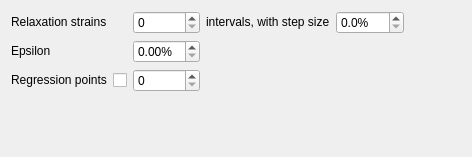
Qt form mech_analyser/experiment/instron_68tm/stepwise/view.ui (ksonter95/InstronAnalyser) before a commit.
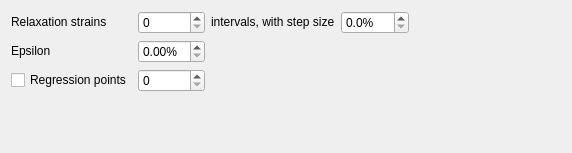
The same form after that commit.

Commit message: - Added additional common argparse types - Removed remnants of previous code - Replaced label and checkbox with just checkbox

Patch:
```diff
--- a/mech_analyser/experiment/instron_68tm/stepwise/view.ui
+++ b/mech_analyser/experiment/instron_68tm/stepwise/view.ui
@@ -6,8 +6,8 @@
    <rect>
     <x>0</x>
     <y>0</y>
-    <width>472</width>
-    <height>157</height>
+    <width>572</width>
+    <height>153</height>
    </rect>
   </property>
   <layout class="QGridLayout" name="gl_Stepwise">
@@ -27,14 +27,14 @@
      </property>
     </widget>
    </item>
-   <item row="0" column="2">
+   <item row="0" column="1">
     <widget class="QSpinBox" name="sb_RelaxationStrainsIntervals">
      <property name="toolTip">
       <string>The number of intervals at which the sample has been configured to relax.  This in combination with the step size gives the relaxation strains.  For instance, if the step size is 5%, and the number of intervals is 6, then the experiment will relax the sample at 5%, 10%, 15%, 20%, 25%, 30%.</string>
      </property>
     </widget>
    </item>
-   <item row="0" column="3">
+   <item row="0" column="2">
     <widget class="QLabel" name="l_RelaxationStrainsText">
      <property name="sizePolicy">
       <sizepolicy hsizetype="Fixed" vsizetype="Fixed">
@@ -47,7 +47,7 @@
      </property>
     </widget>
    </item>
-   <item row="0" column="4">
+   <item row="0" column="3">
     <widget class="QDoubleSpinBox" name="sb_RelaxationStrainsStart">
      <property name="toolTip">
       <string>The step between consecutive strains at which the sample has been configured to relax.  This in combination with the number of intervals gives the relaxation strains.  For instance, if the step size is 5%, and the number of intervals is 6, then the experiment will relax the sample at 5%, 10%, 15%, 20%, 25%, 30%.</string>
@@ -60,7 +60,7 @@
      </property>
     </widget>
    </item>
-   <item row="0" column="5" rowspan="4">
+   <item row="0" column="4" rowspan="4">
     <spacer name="s_Horizontal">
      <property name="orientation">
       <enum>Qt::Orientation::Horizontal</enum>
@@ -89,7 +89,7 @@
      </property>
     </widget>
    </item>
-   <item row="1" column="2">
+   <item row="1" column="1">
     <widget class="QDoubleSpinBox" name="sb_Epsilon">
      <property name="toolTip">
       <string>Allowable percentage tolerance on the strain for creating the dataset at the required relaxation strain</string>
@@ -103,25 +103,9 @@
     </widget>
    </item>
    <item row="2" column="0">
-    <widget class="QLabel" name="l_RegressionPoints">
-     <property name="sizePolicy">
-      <sizepolicy hsizetype="Fixed" vsizetype="Fixed">
-       <horstretch>0</horstretch>
-       <verstretch>0</verstretch>
-      </sizepolicy>
-     </property>
-     <property name="toolTip">
-      <string>Number of data points to include in the regression analysis</string>
-     </property>
-     <property name="text">
-      <string>Regression points</string>
-     </property>
-    </widget>
-   </item>
-   <item row="2" column="1">
     <widget class="QCheckBox" name="cb_RegressionPoints">
      <property name="sizePolicy">
-      <sizepolicy hsizetype="Fixed" vsizetype="Fixed">
+      <sizepolicy hsizetype="Minimum" vsizetype="Fixed">
        <horstretch>0</horstretch>
        <verstretch>0</verstretch>
       </sizepolicy>
@@ -130,11 +114,11 @@
       <string>If unchecked, all datapoints will be used in the regression analysis</string>
      </property>
      <property name="text">
-      <string/>
+      <string>Regression points</string>
      </property>
     </widget>
    </item>
-   <item row="2" column="2">
+   <item row="2" column="1">
     <widget class="QSpinBox" name="sb_RegressionPoints">
      <property name="toolTip">
       <string>Number of data points to include in the regression analysis</string>
@@ -144,7 +128,7 @@
      </property>
     </widget>
    </item>
-   <item row="3" column="0" colspan="5">
+   <item row="3" column="0" colspan="4">
     <spacer name="s_Vertical">
      <property name="orientation">
       <enum>Qt::Orientation::Vertical</enum>
```
The commit also changes 3 other files.
